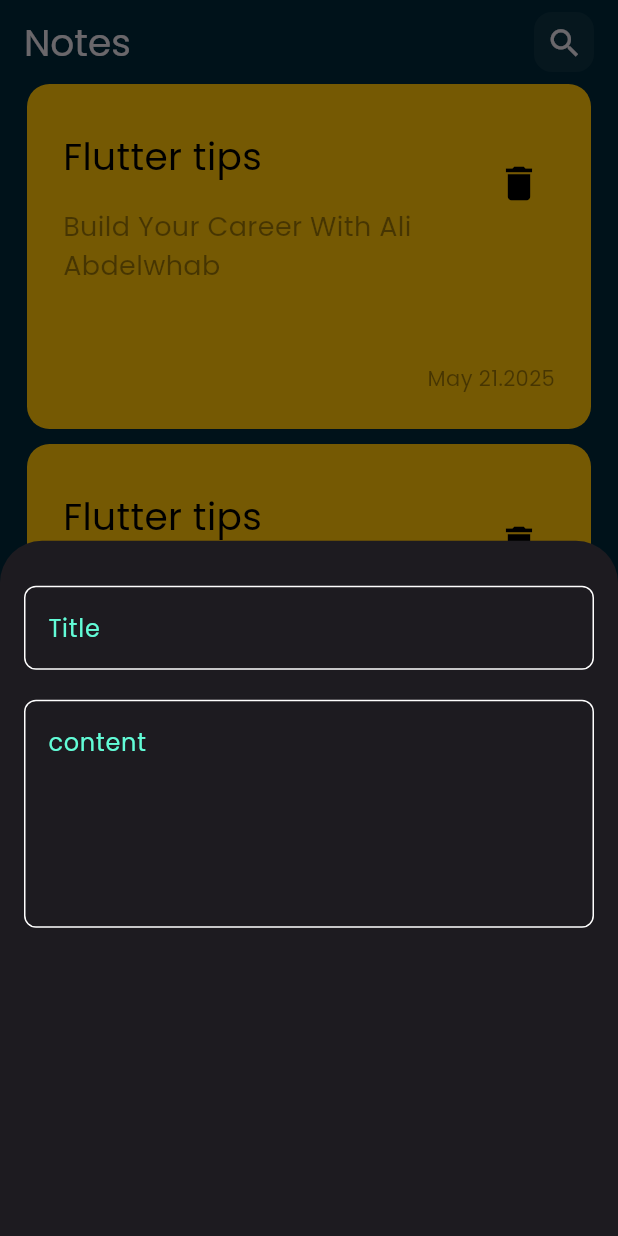
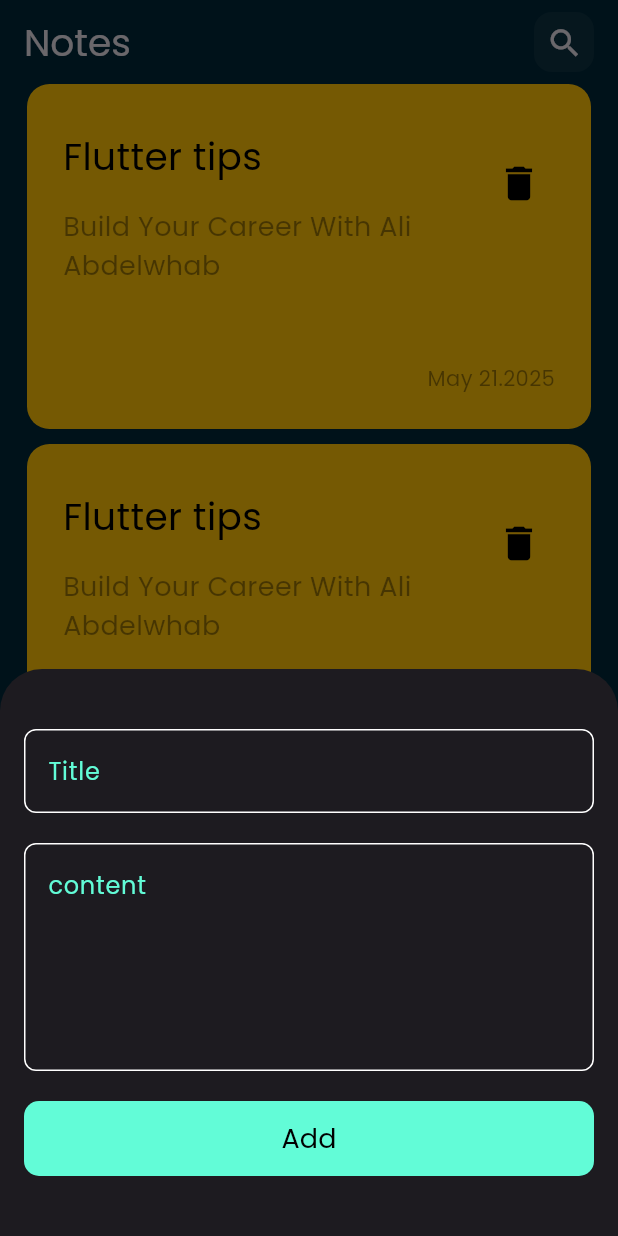
Before and after one commit to 3bowhab/Flutter_Apps, a Flutter app: the screen it shows after launch, after a tap on the "add" icon, on a phone screen of 412 x 824 dp. Run offline on Flutter 3.47's test engine with Material 3 defaults, Android fonts, the phone set to English and light mode, and no system bars.

Commit message:
custom button

```diff
--- a/notes_app/lib/views/widgets/buttom_sheet.dart
+++ b/notes_app/lib/views/widgets/buttom_sheet.dart
@@ -1,4 +1,5 @@
 import 'package:flutter/material.dart';
+import 'package:notes_app/views/widgets/custom_button.dart';
 import 'package:notes_app/views/widgets/custom_text_feild.dart';
 
 class ButtomSheet extends StatelessWidget {
@@ -8,13 +9,19 @@ class ButtomSheet extends StatelessWidget {
   Widget build(BuildContext context) {
     return Padding(
       padding: const EdgeInsets.symmetric(horizontal: 16),
+      child: SingleChildScrollView(
+        child: Padding(
+          padding: const EdgeInsets.symmetric(vertical: 40),
           child: Column(
             children: [
-          SizedBox(height: 30),
               CustomTextField(text: 'Title',),
               SizedBox(height: 20),
               CustomTextField(text: "content", maxLines: 5),
+              SizedBox(height: 20),
+              CustomButton(text: 'Add',),
             ],
+          ),
+        ),
       ),
     );
   }
--- /dev/null
+++ b/notes_app/lib/views/widgets/custom_button.dart
@@ -0,0 +1,28 @@
+import 'package:flutter/material.dart';
+import 'package:notes_app/constants.dart';
+
+class CustomButton extends StatelessWidget {
+  const CustomButton({super.key, required this.text});
+  final String text;
+
+  @override
+  Widget build(BuildContext context) {
+    return Container(
+      width: double.infinity,
+      height: 50,
+      decoration: BoxDecoration(
+        color: mainColor,
+        borderRadius: BorderRadius.circular(10),
+      ),
+      child: TextButton(
+        onPressed: () {
+          Navigator.pop(context);
+        },
+        child: Text(
+          text,
+          style: TextStyle(color: Colors.black, fontSize: 18, fontFamily: mainFont),
+        ),
+      ),
+    );
+  }
+}
--- a/notes_app/lib/views/widgets/custom_text_feild.dart
+++ b/notes_app/lib/views/widgets/custom_text_feild.dart
@@ -11,15 +11,18 @@ class CustomTextField extends StatelessWidget {
     return TextField(
       cursorColor: mainColor,
       maxLines: maxLines,
+      style: feildTextStyle(),
       decoration: InputDecoration(
         hintText: text,
-        hintStyle: TextStyle(color: mainColor, fontFamily: mainFont),
+        hintStyle: feildTextStyle(mainColor),
         border: feildBorder(),
         enabledBorder: feildBorder(),
         focusedBorder: feildBorder(mainColor),
       ),
     );
   }
+
+  TextStyle feildTextStyle([color]) => TextStyle(color: color ?? Colors.white, fontFamily: mainFont);
 
   OutlineInputBorder feildBorder([color]) {
     return OutlineInputBorder(
```
Lines whose indentation alone changed are shown as unchanged.
